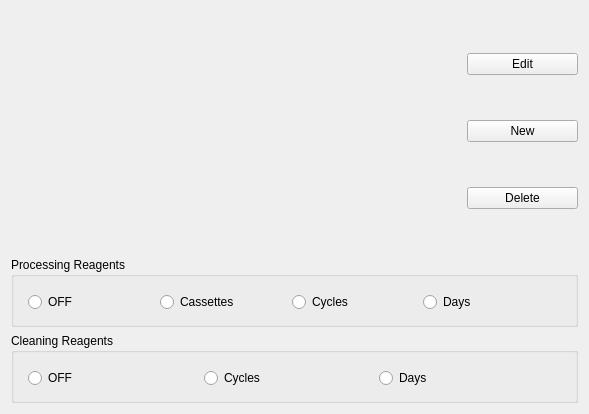
First picture: the form in HimalayaMain/Gui/Components/Reagents/Forms/ReagentsWidget.ui, repository Liyezhong/Master, before the edit.
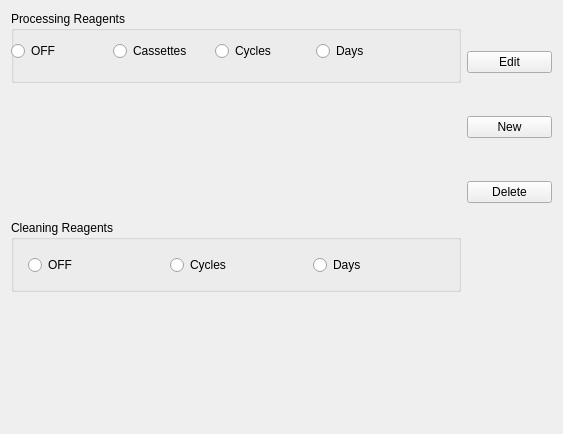
Second picture: the form after the edit. Custom widgets are drawn as their Qt base class.

```diff
--- a/HimalayaMain/Gui/Components/Reagents/Forms/ReagentsWidget.ui
+++ b/HimalayaMain/Gui/Components/Reagents/Forms/ReagentsWidget.ui
@@ -6,8 +6,8 @@
    <rect>
     <x>0</x>
     <y>0</y>
-    <width>589</width>
-    <height>412</height>
+    <width>563</width>
+    <height>432</height>
    </rect>
   </property>
   <property name="minimumSize">
@@ -25,25 +25,147 @@
   <property name="windowTitle">
    <string>Form</string>
   </property>
-  <layout class="QVBoxLayout" name="verticalLayout_2">
+  <layout class="QHBoxLayout" name="horizontalLayout_2">
    <item>
-    <layout class="QHBoxLayout" name="horizontalLayout_3">
+    <layout class="QVBoxLayout" name="verticalLayout_4">
      <item>
-      <widget class="MainMenu::CScrollTable" name="scrollTable" native="true">
-       <property name="minimumSize">
-        <size>
-         <width>450</width>
-         <height>240</height>
-        </size>
-       </property>
-       <property name="maximumSize">
-        <size>
-         <width>434</width>
-         <height>16777215</height>
-        </size>
-       </property>
-      </widget>
+      <layout class="QVBoxLayout" name="verticalLayout_2">
+       <item>
+        <widget class="QGroupBox" name="groupRMS">
+         <property name="minimumSize">
+          <size>
+           <width>400</width>
+           <height>72</height>
+          </size>
+         </property>
+         <property name="title">
+          <string>Processing Reagents</string>
+         </property>
+         <widget class="QWidget" name="horizontalLayoutWidget">
+          <property name="geometry">
+           <rect>
+            <x>0</x>
+            <y>20</y>
+            <width>401</width>
+            <height>41</height>
+           </rect>
+          </property>
+          <layout class="QHBoxLayout" name="horizontalLayout">
+           <item>
+            <widget class="QRadioButton" name="radioOff">
+             <property name="text">
+              <string>OFF</string>
+             </property>
+            </widget>
+           </item>
+           <item>
+            <widget class="QRadioButton" name="radioCassettes">
+             <property name="text">
+              <string>Cassettes</string>
+             </property>
+            </widget>
+           </item>
+           <item>
+            <widget class="QRadioButton" name="radioCycles">
+             <property name="text">
+              <string>Cycles</string>
+             </property>
+            </widget>
+           </item>
+           <item>
+            <widget class="QRadioButton" name="radioDays">
+             <property name="text">
+              <string>Days</string>
+             </property>
+            </widget>
+           </item>
+          </layout>
+         </widget>
+        </widget>
+       </item>
+       <item>
+        <widget class="MainMenu::CScrollTable" name="scrollTable" native="true">
+         <property name="minimumSize">
+          <size>
+           <width>450</width>
+           <height>125</height>
+          </size>
+         </property>
+         <property name="maximumSize">
+          <size>
+           <width>434</width>
+           <height>16777215</height>
+          </size>
+         </property>
+         <zorder>CleaningReagent_GroupRMS</zorder>
+        </widget>
+       </item>
+      </layout>
      </item>
+     <item>
+      <layout class="QVBoxLayout" name="verticalLayout_3">
+       <item>
+        <widget class="QGroupBox" name="CleaningReagent_GroupRMS">
+         <property name="minimumSize">
+          <size>
+           <width>0</width>
+           <height>72</height>
+          </size>
+         </property>
+         <property name="title">
+          <string>Cleaning Reagents</string>
+         </property>
+         <widget class="QWidget" name="horizontalLayoutWidget_2">
+          <property name="geometry">
+           <rect>
+            <x>17</x>
+            <y>25</y>
+            <width>421</width>
+            <height>41</height>
+           </rect>
+          </property>
+          <layout class="QHBoxLayout" name="horizontalLayout_4">
+           <item>
+            <widget class="QRadioButton" name="radioOff_Cleaning">
+             <property name="text">
+              <string>OFF</string>
+             </property>
+            </widget>
+           </item>
+           <item>
+            <widget class="QRadioButton" name="radioCycles_Cleaning">
+             <property name="text">
+              <string>Cycles</string>
+             </property>
+            </widget>
+           </item>
+           <item>
+            <widget class="QRadioButton" name="radioDays_Cleaning">
+             <property name="text">
+              <string>Days</string>
+             </property>
+            </widget>
+           </item>
+          </layout>
+         </widget>
+        </widget>
+       </item>
+       <item>
+        <widget class="MainMenu::CScrollTable" name="scrolltable_cleaning" native="true">
+         <property name="minimumSize">
+          <size>
+           <width>450</width>
+           <height>125</height>
+          </size>
+         </property>
+        </widget>
+       </item>
+      </layout>
+     </item>
+    </layout>
+   </item>
+   <item>
+    <layout class="QVBoxLayout" name="verticalLayout_5">
      <item>
       <layout class="QVBoxLayout" name="verticalLayout">
        <property name="spacing">
@@ -133,107 +255,21 @@
        </item>
       </layout>
      </item>
+     <item>
+      <spacer name="verticalSpacer">
+       <property name="orientation">
+        <enum>Qt::Vertical</enum>
+       </property>
+       <property name="sizeHint" stdset="0">
+        <size>
+         <width>20</width>
+         <height>128</height>
+        </size>
+       </property>
+      </spacer>
+     </item>
     </layout>
    </item>
-   <item>
-    <widget class="QGroupBox" name="groupRMS">
-     <property name="minimumSize">
-      <size>
-       <width>0</width>
-       <height>70</height>
-      </size>
-     </property>
-     <property name="title">
-      <string>Processing Reagents</string>
-     </property>
-     <widget class="QWidget" name="horizontalLayoutWidget">
-      <property name="geometry">
-       <rect>
-        <x>17</x>
-        <y>25</y>
-        <width>521</width>
-        <height>41</height>
-       </rect>
-      </property>
-      <layout class="QHBoxLayout" name="horizontalLayout">
-       <item>
-        <widget class="QRadioButton" name="radioOff">
-         <property name="text">
-          <string>OFF</string>
-         </property>
-        </widget>
-       </item>
-       <item>
-        <widget class="QRadioButton" name="radioCassettes">
-         <property name="text">
-          <string>Cassettes</string>
-         </property>
-        </widget>
-       </item>
-       <item>
-        <widget class="QRadioButton" name="radioCycles">
-         <property name="text">
-          <string>Cycles</string>
-         </property>
-        </widget>
-       </item>
-       <item>
-        <widget class="QRadioButton" name="radioDays">
-         <property name="text">
-          <string>Days</string>
-         </property>
-        </widget>
-       </item>
-      </layout>
-     </widget>
-    </widget>
-   </item>
-   <item>
-    <widget class="QGroupBox" name="CleaningReagent_GroupRMS">
-     <property name="minimumSize">
-      <size>
-       <width>0</width>
-       <height>70</height>
-      </size>
-     </property>
-     <property name="title">
-      <string>Cleaning Reagents</string>
-     </property>
-     <widget class="QWidget" name="horizontalLayoutWidget_2">
-      <property name="geometry">
-       <rect>
-        <x>17</x>
-        <y>25</y>
-        <width>521</width>
-        <height>41</height>
-       </rect>
-      </property>
-      <layout class="QHBoxLayout" name="horizontalLayout_4">
-       <item>
-        <widget class="QRadioButton" name="radioOff_Cleaning">
-         <property name="text">
-          <string>OFF</string>
-         </property>
-        </widget>
-       </item>
-       <item>
-        <widget class="QRadioButton" name="radioCycles_Cleaning">
-         <property name="text">
-          <string>Cycles</string>
-         </property>
-        </widget>
-       </item>
-       <item>
-        <widget class="QRadioButton" name="radioDays_Cleaning">
-         <property name="text">
-          <string>Days</string>
-         </property>
-        </widget>
-       </item>
-      </layout>
-     </widget>
-    </widget>
-   </item>
   </layout>
  </widget>
  <customwidgets>
```
